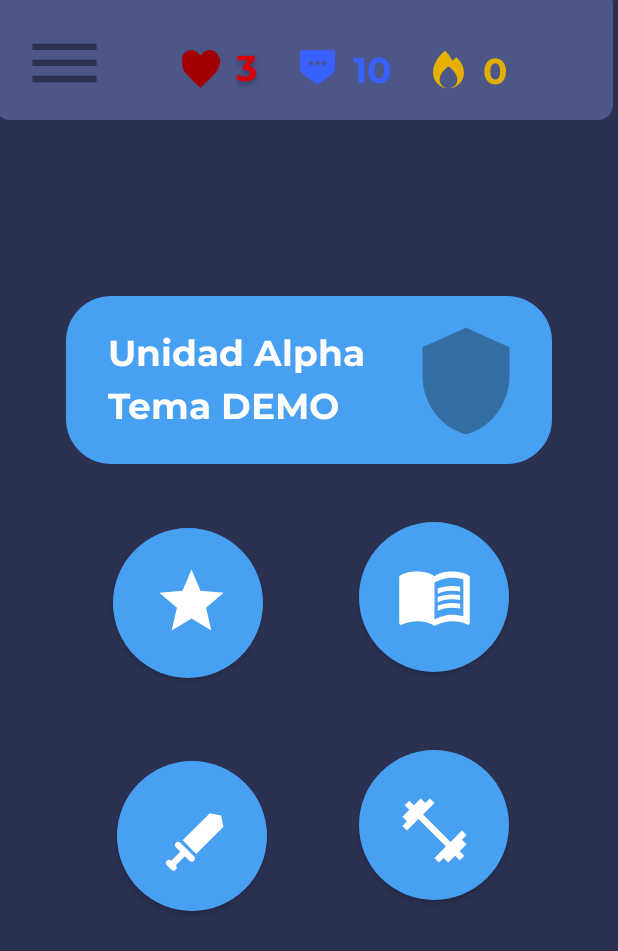
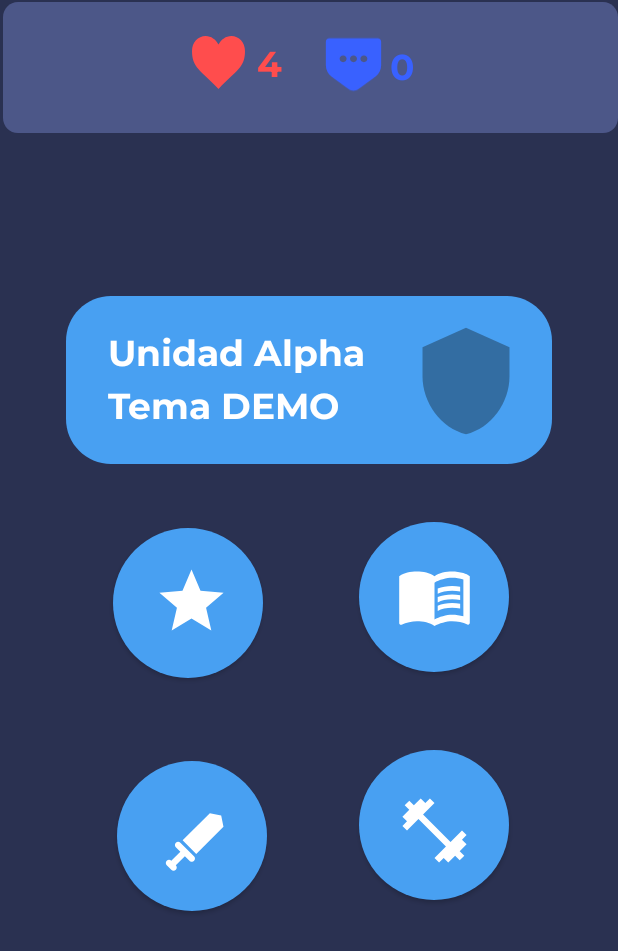
Before and after one commit to PepeDev26/NetKnights-Learning, an Android app built with Jetpack Compose: the screen it shows after launch (MainActivity), on a phone screen of 412 x 824 dp. Shown: the top 951 px of the screen. Run offline under Robolectric (Android 15) with nearby library versions, the phone set to English and light mode, and no system bars.

Commit message:
Puntos, Activity fin actividad y eliminacion de algunos elementos

```diff
--- /dev/null
+++ b/app/src/main/java/com/pepedev26/netknightslearning/GameManager.kt
@@ -0,0 +1,17 @@
+package com.pepedev26.netknightslearning
+
+object GameManager {
+    var puntos: Int = 0
+
+    fun agregarPuntos(puntos: Int) {
+        this.puntos += puntos
+    }
+
+    fun respuestaCorrecta() {
+        agregarPuntos(5)
+    }
+
+    fun updatePuntos() {
+        puntos = 0
+    }
+}
--- a/app/src/main/java/com/pepedev26/netknightslearning/LivesManager.kt
+++ b/app/src/main/java/com/pepedev26/netknightslearning/LivesManager.kt
@@ -2,7 +2,7 @@ package com.pepedev26.netknightslearning
 
 
 object LivesManager {
-    var lives: Int = 3
+    var lives: Int = 4
 
     fun decrementLives() {
         if (lives > 0) {
--- a/app/src/main/java/com/pepedev26/netknightslearning/MainActivity.kt
+++ b/app/src/main/java/com/pepedev26/netknightslearning/MainActivity.kt
@@ -1,6 +1,7 @@
 package com.pepedev26.netknightslearning
 
 import LivesObserver
+import PointsObserver
 import android.content.Intent
 import android.os.Bundle
 import android.view.LayoutInflater
@@ -43,6 +44,7 @@ class MainActivity : ComponentActivity() {
                                 val indicadorVidas = findViewById<TextView>(R.id.indicadorVidas)
                                 indicadorVidas.text = LivesManager.lives.toString()
                                 lifecycle.addObserver(LivesObserver(indicadorVidas))
+                                lifecycle.addObserver(PointsObserver(findViewById(R.id.puntosescudo)))
                             }
                         },
                         modifier = Modifier.padding(innerPadding)
--- /dev/null
+++ b/app/src/main/java/com/pepedev26/netknightslearning/PointsObserver.kt
@@ -0,0 +1,14 @@
+import android.widget.TextView
+import androidx.lifecycle.Lifecycle
+import androidx.lifecycle.LifecycleObserver
+import androidx.lifecycle.OnLifecycleEvent
+import com.pepedev26.netknightslearning.GameManager
+import com.pepedev26.netknightslearning.LivesManager
+
+class PointsObserver(private val textView: TextView) : LifecycleObserver {
+
+    @OnLifecycleEvent(Lifecycle.Event.ON_RESUME)
+    fun updatePoints() {
+        textView.text = GameManager.puntos.toString()
+    }
+}
--- a/app/src/main/res/drawable/corazao.xml
+++ b/app/src/main/res/drawable/corazao.xml
@@ -5,5 +5,5 @@
     android:viewportHeight="106">
   <path
       android:pathData="M58,17C52,7 42,0 30,0C13,0 0,13 0,30C0,63 18,68 58,106C98,68 116,63 116,30C116,13 103,0 86,0C74,0 64,7 58,17z"
-      android:fillColor="#A20000"/>
+      android:fillColor="#ff4d4d"/>
 </vector>
--- a/app/src/main/res/layout/menu_principal.xml
+++ b/app/src/main/res/layout/menu_principal.xml
@@ -16,62 +16,14 @@
         android:layout_height="87dp"
         android:layout_alignParentLeft="true"
         android:layout_alignParentTop="true"
-        android:layout_marginLeft="-3dp"
-        android:layout_marginTop="-7dp"
+        android:layout_marginLeft="2dp"
+        android:layout_marginTop="1dp"
         android:background="@drawable/pesta_asup"
         android:elevation="7dp"
         android:shadowColor="#000000"
         android:shadowDx="0"
         android:shadowDy="30"
         android:shadowRadius="4" />
-
-    <TextView
-        android:id="@+id/puntosescudo"
-        android:layout_width="38dp"
-        android:layout_height="32dp"
-        android:layout_alignParentLeft="true"
-        android:layout_alignParentTop="true"
-        android:layout_marginLeft="235dp"
-        android:layout_marginTop="29dp"
-        android:elevation="10dp"
-        android:gravity="top"
-        android:text="@string/puntoescudo"
-        android:textAppearance="@style/puntoescudo" />
-
-    <TextView
-        android:id="@+id/rachas"
-        android:layout_width="38dp"
-        android:layout_height="32dp"
-        android:layout_alignParentLeft="true"
-        android:layout_alignParentTop="true"
-        android:layout_marginLeft="322dp"
-        android:layout_marginTop="30dp"
-        android:elevation="10dp"
-        android:gravity="top"
-        android:text="@string/racha"
-        android:textAppearance="@style/racha" />
-
-    <ImageView
-        android:id="@+id/corazao4"
-        android:layout_width="35dp"
-        android:layout_height="35dp"
-        android:layout_alignParentLeft="true"
-        android:layout_alignParentTop="true"
-        android:layout_marginLeft="281dp"
-        android:layout_marginTop="28dp"
-        android:elevation="10dp"
-        android:src="@drawable/rachaicon" />
-
-    <ImageView
-        android:id="@+id/escudo"
-        android:layout_width="35dp"
-        android:layout_height="35dp"
-        android:layout_alignParentLeft="true"
-        android:layout_alignParentTop="true"
-        android:layout_marginLeft="194dp"
-        android:layout_marginTop="27dp"
-        android:elevation="10dp"
-        android:src="@drawable/escudopunto" />
 
     <View
         android:id="@+id/islaunidad"
@@ -92,13 +44,50 @@
     <ImageView
         android:id="@+id/corazao"
         android:layout_width="wrap_content"
-        android:layout_height="25dp"
+        android:layout_height="wrap_content"
         android:layout_alignParentLeft="true"
         android:layout_alignParentTop="true"
-        android:layout_marginLeft="116dp"
-        android:layout_marginTop="33dp"
+        android:layout_marginLeft="128dp"
+        android:layout_marginTop="24dp"
         android:elevation="10dp"
         android:src="@drawable/corazao" />
+
+    <TextView
+        android:id="@+id/puntosescudo"
+        android:layout_width="38dp"
+        android:layout_height="32dp"
+        android:layout_alignParentLeft="true"
+        android:layout_alignParentTop="true"
+        android:layout_marginLeft="260dp"
+        android:layout_marginTop="27dp"
+        android:elevation="10dp"
+        android:gravity="top"
+        android:text="@string/puntoescudo"
+        android:textAppearance="@style/puntoescudo" />
+
+    <TextView
+        android:id="@+id/indicadorVidas"
+        android:layout_width="38dp"
+        android:layout_height="32dp"
+        android:layout_alignParentLeft="true"
+        android:layout_alignParentTop="true"
+        android:layout_marginLeft="171dp"
+        android:layout_marginTop="25dp"
+        android:elevation="10dp"
+        android:gravity="top"
+        android:text="0"
+        android:textAppearance="@style/vidas" />
+
+    <ImageView
+        android:id="@+id/escudo"
+        android:layout_width="55dp"
+        android:layout_height="55dp"
+        android:layout_alignParentLeft="true"
+        android:layout_alignParentTop="true"
+        android:layout_marginLeft="208dp"
+        android:layout_marginTop="16dp"
+        android:elevation="10dp"
+        android:src="@drawable/escudopunto" />
 
     <TextView
         android:id="@+id/unidad_alph"
@@ -256,30 +245,6 @@
         android:elevation="15dp"
         />
 
-    <RelativeLayout
-        android:layout_width="51dp"
-        android:layout_height="51dp"
-        android:layout_alignParentLeft="true"
-        android:layout_alignParentTop="true"
-        android:layout_marginLeft="17dp"
-        android:layout_marginTop="17dp"
-        android:background="@drawable/hamburgesa"
-        android:elevation="10dp"
-        />
-
-    <TextView
-        android:id="@+id/indicadorVidas"
-        android:layout_width="38dp"
-        android:layout_height="32dp"
-        android:layout_alignParentLeft="true"
-        android:layout_alignParentTop="true"
-        android:layout_marginLeft="157dp"
-        android:layout_marginTop="28dp"
-        android:elevation="10dp"
-        android:gravity="top"
-        android:text="@string/vidas"
-        android:textAppearance="@style/vidas" />
-
 
     <TextView
         android:id="@+id/version"
--- /dev/null
+++ b/app/src/main/res/values-land/dimens.xml
@@ -0,0 +1,3 @@
+<resources>
+      <dimen name="fab_margin">48dp</dimen>
+   </resources>
--- /dev/null
+++ b/app/src/main/res/values-w1240dp/dimens.xml
@@ -0,0 +1,3 @@
+<resources>
+      <dimen name="fab_margin">200dp</dimen>
+   </resources>
--- /dev/null
+++ b/app/src/main/res/values-w600dp/dimens.xml
@@ -0,0 +1,3 @@
+<resources>
+      <dimen name="fab_margin">48dp</dimen>
+   </resources>
--- a/app/src/main/res/values/strings.xml
+++ b/app/src/main/res/values/strings.xml
@@ -10,4 +10,5 @@
     <!-- strings.xml -->
     <string name="contrase_a1">contrase\u00c3\u00b1a123</string>
     <string name="title_activity_actividad_estrella">ActividadEstrella</string>
+    <string name="title_activity_fin_nivel">FinNivel</string>
 </resources>
--- a/app/src/main/res/values/styles.xml
+++ b/app/src/main/res/values/styles.xml
@@ -13,11 +13,8 @@
 
     <style name="vidas">
         <item name="android:textSize">24sp</item>
-        <item name="android:textColor">#D50004</item>
+        <item name="android:textColor">#FF4D4D</item>
         <item name="android:shadowColor">#40000000</item>
-        <item name="android:shadowDx">0</item>
-        <item name="android:shadowDy">4</item>
-        <item name="android:shadowRadius">4</item>
         <item name="android:fontFamily">@font/montserrat_bold</item>
     </style>
 
```
Also changed, not shown: app/src/main/AndroidManifest.xml (+5 -2 lines), app/src/main/java/com/pepedev26/netknightslearning/ActividadEstrella.kt (+11 -5 lines), app/src/main/java/com/pepedev26/netknightslearning/FinNivel.kt (added, +37 -0 lines), app/src/main/java/com/pepedev26/netknightslearning/PointsManager.kt (added, +36 -0 lines), app/src/main/res/layout/actividad_estrella.xml (+23 -0 lines), app/src/main/res/layout/finactividad.xml (added, +123 -0 lines), app/src/main/res/values/dimens.xml (added, +8 -0 lines).
